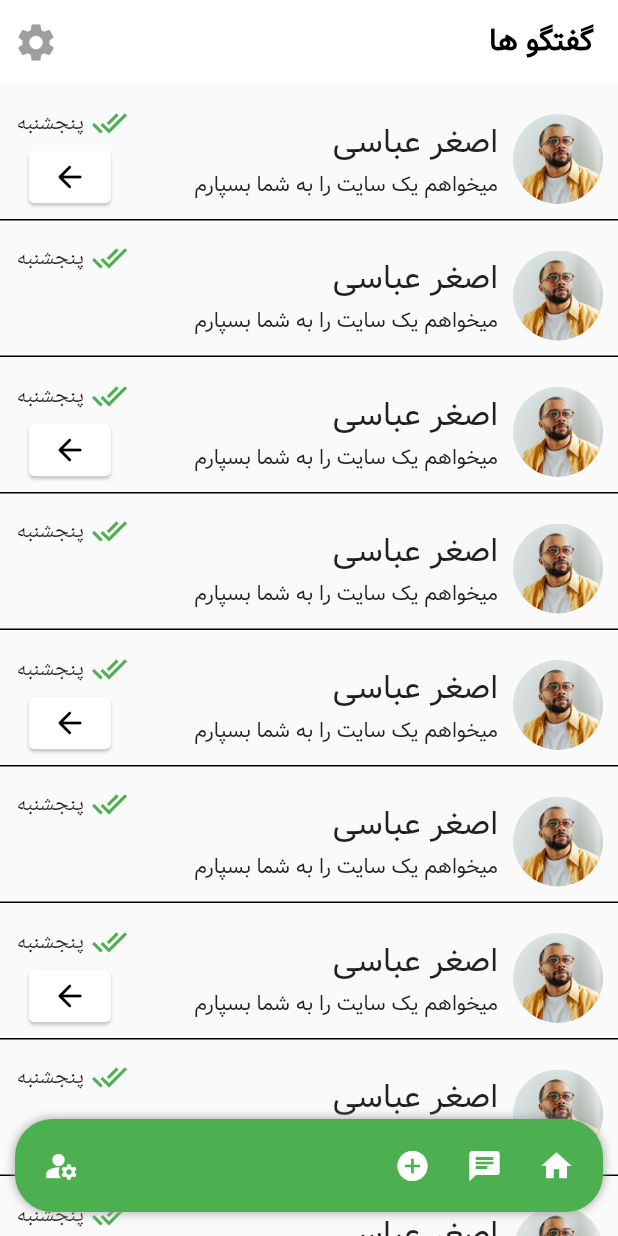
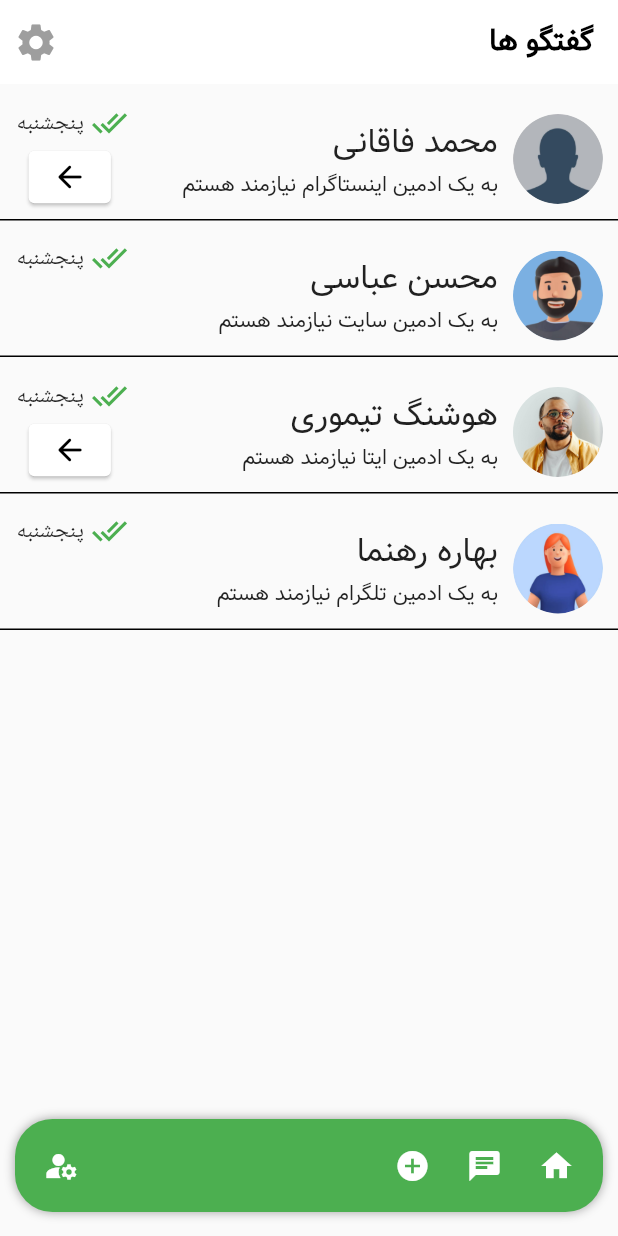
Before and after one commit to MadPad124/Adminor, a Flutter app: the screen it shows after launch, item 3 of the bottom bar chosen, after a tap on the "arrow forward" icon, on a phone screen of 412 x 824 dp. Run offline on Flutter 3.47's test engine with Material 2 defaults, Android fonts, the phone set to English and light mode, and no system bars; our stand-ins replace animated_splash_screen, animated_text_kit, chat_bubbles, get_storage, page_transition, shared_preferences; missing offline and left inert: mobkit_dashed_border; project files that could hold a hidden picture were left out.

Commit message:
صفحه تبلیغات ویرایش شد و تعدادی یوزر ایجاد شد

```diff
--- a/lib/AdeversitingPages/AdeversitingPage.dart
+++ b/lib/AdeversitingPages/AdeversitingPage.dart
@@ -2,6 +2,7 @@
 import 'package:adminor/Settings/settingsPage.dart';
 import 'package:adminor/chat/ChatPage.dart';
 import 'package:adminor/chat/displayChatPage.dart';
+import 'package:adminor/people.dart';
 /*
 import 'package:liquid_swipe/liquid_swipe.dart';
 */
@@ -26,11 +27,13 @@ class AdvertisingPage extends StatefulWidget {
 class _AdvertisingPageState extends State<AdvertisingPage> {
   @override
   void initState() {
+
     isChecked=cities.values.toList();
     super.initState();
   }
   @override
   Widget build(BuildContext context) {
+  var w=MediaQuery.of(context).size.width;
 
     TextEditingController searchBoxController=TextEditingController();
     return Scaffold(
@@ -72,12 +75,14 @@ class _AdvertisingPageState extends State<AdvertisingPage> {
                               prefixIcon : Icon(Icons.search),prefixIconColor: Colors.grey),)),
                                InkWell(
                                 onTap: (){
-                                  print('244');
                                   showDialog(context: context, builder: (context) => AlertDialog(contentPadding: const EdgeInsets.only(top:10),title: Row(
                                     mainAxisAlignment: MainAxisAlignment.spaceBetween,
                                     children: [
                                       const Text('انتخاب استان',style: TextStyle(fontFamily: 'Vazir',color: Colors.black,fontSize: 20),),
-                                      IconButton(onPressed: (){
+                                      ValueListenableBuilder<String>(
+                                        valueListenable: valueNotifier,
+                                        builder: (context, value, child) => IconButton(onPressed: (){
+
                                           if(valueNotifier.value=='notAllChecked'){
                                             checkedList=[];
                                             for(int i =0;i<31;i++){
@@ -89,36 +94,36 @@ class _AdvertisingPageState extends State<AdvertisingPage> {
 
                                             valueNotifier.value='allChecked';
                                             valueNotifier2.value=!valueNotifier2.value;
-                                          //print('object8');
+                                           // print('object8');
 
                                           }
                                           else if(valueNotifier.value=='someChecked'){
                                             checkedList=[];
-                                          //print('object7');
+                                           // print('object7');
                                             for(int i =0;i<31;i++){
                                               isChecked[i]=true;valueNotifier.value=i.toString();
                                             }
                                             cities.updateAll((key, value) => true);
                                             checkedList.addAll(cities.keys);
-                                          //print('object6');
+                                           // print('object6');
                                             valueNotifier.value='allChecked';
                                             valueNotifier2.value=!valueNotifier2.value;
                                           }
                                           else if(checkedList.length>=2&&valueNotifier.value=='nothing'){
                                             checkedList=[];
-                                          //print('object5');
+                                          //  print('object5');
                                             for(int i =0;i<31;i++){
                                               isChecked[i]=true;valueNotifier.value=i.toString();
                                             }
                                             cities.updateAll((key, value) => true);
                                             checkedList.addAll(cities.keys);
-                                          //print('object4');
+                                           // print('object4');
                                             valueNotifier.value='allChecked';
                                             valueNotifier2.value=!valueNotifier2.value;
 
                                           }
                                           else if (valueNotifier.value=='allChecked'){
-                                          //print('object3');
+                                           // print('object3');
                                             checkedList=[];
                                             checkedList=['تهران'];
                                           cities.forEach((k, v) {cities.update(k, (value) => value=false); });
@@ -128,7 +133,8 @@ class _AdvertisingPageState extends State<AdvertisingPage> {
                                             valueNotifier.value='notAllChecked';
                                             valueNotifier2.value=!valueNotifier2.value;
                                           }
-                                        }, icon: const Icon(Icons.check_box_outline_blank))
+                                          }, icon:  Icon(valueNotifier.value=='allChecked'?Icons.check_box:Icons.indeterminate_check_box_rounded,color: Colors.green,)),
+                                      )
                                     ],
                                   ),
                                   content: SingleChildScrollView(
@@ -237,6 +243,8 @@ class _AdvertisingPageState extends State<AdvertisingPage> {
                                                                     child: StatefulBuilder(builder: (BuildContext context, StateSetter setState){
                                                                         return filteredCities.isNotEmpty?
                                                                         CheckboxListTile(
+                                                                          checkColor: Colors.white,
+                                                                          fillColor: MaterialStateProperty.all(Colors.teal),
                                                                           title: Text(filteredCities[index],style:const TextStyle(fontSize: 16, fontFamily: 'Vazir')),
                                                                           value:isChecked[index],
                                                                           onChanged: (value) {
@@ -250,7 +258,9 @@ class _AdvertisingPageState extends State<AdvertisingPage> {
                                                                                checkedList.remove(k);
                                                                               valueNotifier.value='someNotChecked';
                                                                               valueNotifier.value='someChecked';
-                                                                              print('object');
+                                                                              valueNotifier2.value=!valueNotifier2.value;
+                                                                 //             print(checkedList);
+                                                                  //            print(isChecked);
                                                                             }
 
 
@@ -261,8 +271,16 @@ class _AdvertisingPageState extends State<AdvertisingPage> {
                                                                           cities.forEach((k, v) {
                                                                             if(k==filteredCities[index]){
                                                                               cities.update(k, (value) => value=!v);
+                                                                              isChecked=cities.values.toList();
+                                                                              if(checkedList.length==31)
+                                                                                {valueNotifier.value='allChecked';}
+                                                                                  //print('ooh');print( valueNotifier.value);
+                                                                              else/*(checkedList.length<30)*/{
                                                                                 valueNotifier.value='someNotChecked';
                                                                                 valueNotifier.value='someChecked';
+                                                                     //           print( valueNotifier.value);
+                                                                     //           print( 'valueNotifier.value');
+                                                                              }
                                                                               if(checkedList.contains(k)){
                                                                                 checkedList.remove(k);
 
@@ -274,7 +292,10 @@ class _AdvertisingPageState extends State<AdvertisingPage> {
                                                                                 valueNotifier2.value=!valueNotifier2.value;
                                                                               }
                                                                             }
-                                                                            print('object0');});
+
+                                                                            //print(checkedList);
+                                                                            //print(isChecked);
+                                                                          });
 
                                                                         }
                                                                       },
@@ -316,12 +337,12 @@ class _AdvertisingPageState extends State<AdvertisingPage> {
                                     ),
                                   )),);
                                 },
-                                child:Row(
+                                child:const Row(
                                   textDirection: TextDirection.ltr,
                                   mainAxisAlignment: MainAxisAlignment.center,
                                   crossAxisAlignment: CrossAxisAlignment.center,
                                   children: [
-                                    Icon(Icons.my_location_sharp,color: Colors.red[500],),
+                                    Icon(Icons.location_city,color: CupertinoColors.activeBlue,),
                                     ],),
                               )
 
@@ -338,7 +359,6 @@ class _AdvertisingPageState extends State<AdvertisingPage> {
       FocusScope.of(context).requestFocus(FocusNode());
     },
     child: Stack(children: [
-      Align(alignment: Alignment.bottomCenter,child: Image.asset('assets/images/splash-bottom-page-image.png')),
       Align(
         alignment: Alignment.bottomCenter,
         child: Image.asset(
@@ -346,11 +366,56 @@ class _AdvertisingPageState extends State<AdvertisingPage> {
           opacity: const AlwaysStoppedAnimation(.3),
         ),
       ),
+      Align(alignment: Alignment.bottomCenter,child: Image.asset('assets/images/splash-bottom-page-image.png')),
+
+       ListView.builder(itemCount: name.length,itemBuilder: (context, index) {
+         return Padding(
+           padding: const EdgeInsets.only(bottom: 3,top: 12,right: 15,left: 15),
+           child: InkWell(
+             onTap: () => Navigator.of(context).push(MaterialPageRoute(builder: (context) =>  Chat(index: index,),)),
+             child: Container(
+               width: w-50,
+               height: 120,
+               decoration: BoxDecoration(color:Colors.green.withOpacity(0.1),border: Border.all(color: Colors.green,width: 1),borderRadius: BorderRadius.circular(12)),
+               child: Row(
+                 crossAxisAlignment: CrossAxisAlignment.center,
+                 mainAxisAlignment: MainAxisAlignment.spaceBetween,
+                 children: [
                      Padding(
+                   padding: const EdgeInsets.only(right: 20),
+                   child: SizedBox(
+                     width: 250,
+                     height: 100,
+                     child: Column(
+                       mainAxisAlignment: MainAxisAlignment.center,
+                       crossAxisAlignment: CrossAxisAlignment.start,
+                       children: [
+                         Text(name[index],style: const TextStyle(fontFamily: 'Vazir',fontSize: 16,color: Colors.teal),),
+                         Text(job[index],style: const TextStyle(fontFamily: 'Vazir',fontSize: 12,color: Colors.black),),
+                         Text(city[index],style: const TextStyle(fontFamily: 'Vazir',fontSize: 13,color: Colors.red),),
+                       ],
+                     ),
+                   ),
+                 ),
+
+                 Padding(
+                   padding: const EdgeInsets.only(left: 15.0),
+                   child: Image.asset(url[index],width: 80,height: 80,),
+                 )
+               ],)
+             ),
+           ),
+         );
+
+       },
+       )
+
+
+      /*Padding(
         padding: const EdgeInsets.only(top: 8.0),
         child: GridView.count(
             physics: const BouncingScrollPhysics(),
-          crossAxisCount: 2,
+            crossAxisCount: w>600?3:1,
             childAspectRatio:(3/4),
             padding: const EdgeInsets.all(10),
             children:List.generate(6, (index) => InkWell(
@@ -402,7 +467,12 @@ class _AdvertisingPageState extends State<AdvertisingPage> {
             ))
 
         ),
-      ),
+      ),*/
+
+
+
+
+
       ]),),
     );
   }
--- a/lib/chat/displayChatPage.dart
+++ b/lib/chat/displayChatPage.dart
@@ -1,6 +1,7 @@
 
 import 'package:adminor/AdeversitingPages/AdeversitingPage.dart';
 import 'package:adminor/chat/ChatPage.dart';
+import 'package:adminor/people.dart';
 import 'package:flutter/material.dart';
 import '../AdeversitingPages/NewAdeversitingPage.dart';
 import '../Settings/settingsPage.dart';
@@ -85,9 +86,9 @@ class _HaveStateState extends State<HaveState> {
   @override
   Widget build(BuildContext context) {
     return SizedBox(
-      child: ListView.builder(itemCount: 10,itemBuilder: (context, index) {
+      child: ListView.builder(itemCount: name.length,itemBuilder: (context, index) {
       return InkWell(
-        onTap: () {Navigator.of(context).push(MaterialPageRoute(builder: (context) => const Chat(),));},
+        onTap: () {Navigator.of(context).push(MaterialPageRoute(builder: (context) =>  Chat(index: index,),));},
         child: Container(padding:const EdgeInsets.only(bottom: 0,top: 10),decoration: const BoxDecoration(border: Border(bottom: BorderSide(color: Colors.black,width: 1))),
           child: Row(
             crossAxisAlignment: CrossAxisAlignment.center,
@@ -95,14 +96,14 @@ class _HaveStateState extends State<HaveState> {
             children: [
             Row(children: [Padding(
               padding: const EdgeInsets.all(10.0),
-              child: ClipRRect(borderRadius: BorderRadius.circular(50),child: Image.asset('assets/images/UserRandom.png',width: 60,height: 60,)),
+              child: ClipRRect(borderRadius: BorderRadius.circular(50),child: Image.asset(url[index],width: 60,height: 60,)),
             ),
-            const Column(
+             Column(
             mainAxisAlignment: MainAxisAlignment.spaceBetween,
             crossAxisAlignment: CrossAxisAlignment.start,
             children: [
-            Text('اصغر عباسی',style: TextStyle(fontFamily: 'Vazir',fontSize: 22),),
-            Text('میخواهم یک سایت را به شما بسپارم',style: TextStyle(fontFamily: 'Vazir',fontSize: 14),),
+            Text(name[index],style: const TextStyle(fontFamily: 'Vazir',fontSize: 22),),
+            Text('به یک ${job[index]} نیازمند هستم',style: const TextStyle(fontFamily: 'Vazir',fontSize: 14),),
             ],
             ),],),
                Padding(
--- /dev/null
+++ b/lib/people.dart
@@ -0,0 +1,5 @@
+List<String> name=['محمد فاقانی','محسن عباسی','هوشنگ تیموری','بهاره رهنما'];
+List<String> price=['120000','360000','96000','210000'];
+List<String> city=['تهران','فارس','لرستان','یزد'];
+List<String> job=['ادمین اینستاگرام','ادمین سایت','ادمین ایتا','ادمین تلگرام'];
+List<String> url=['assets/images/user avatar.png','assets/images/men avatar.png','assets/images/UserRandom.png','assets/images/women avatar.png'];
```
Also changed, not shown: lib/chat/ChatPage.dart (+10 -5 lines), assets/images/men avatar.png (added), assets/images/user avatar.png (added), assets/images/women avatar.png (added). Lines whose indentation alone changed are shown as unchanged.
